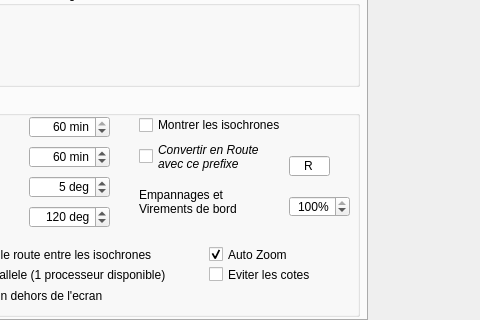
nohal/qtVlm, file src/Ui/Routage_Editor.ui: the form before one commit; both pictures show x 133 to 613 and y 280 to 600 of the 613 by 600 pixel window.
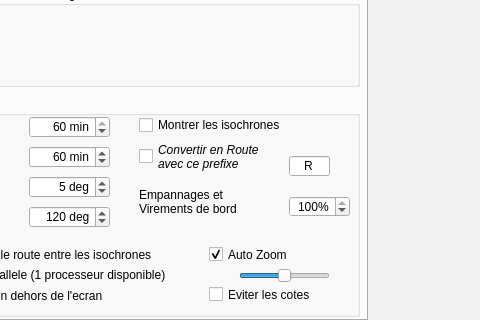
The form after the commit.

Commit message: autoZoom (still buggy around antemeridian) Change png location for real boats to img/boats

The edit to the form file:
```diff
--- a/src/Ui/Routage_Editor.ui
+++ b/src/Ui/Routage_Editor.ui
@@ -339,7 +339,7 @@
        <property name="geometry">
         <rect>
          <x>330</x>
-         <y>170</y>
+         <y>190</y>
          <width>141</width>
          <height>17</height>
         </rect>
@@ -513,6 +513,40 @@
         <bool>true</bool>
        </property>
       </widget>
+      <widget class="QSlider" name="zoomLevel">
+       <property name="geometry">
+        <rect>
+         <x>360</x>
+         <y>170</y>
+         <width>91</width>
+         <height>19</height>
+        </rect>
+       </property>
+       <property name="toolTip">
+        <string>Reglage du niveau de zoom</string>
+       </property>
+       <property name="minimum">
+        <number>1</number>
+       </property>
+       <property name="maximum">
+        <number>3</number>
+       </property>
+       <property name="pageStep">
+        <number>1</number>
+       </property>
+       <property name="sliderPosition">
+        <number>2</number>
+       </property>
+       <property name="orientation">
+        <enum>Qt::Horizontal</enum>
+       </property>
+       <property name="tickPosition">
+        <enum>QSlider::NoTicks</enum>
+       </property>
+       <property name="tickInterval">
+        <number>1</number>
+       </property>
+      </widget>
      </widget>
      <widget class="QGroupBox" name="groupBox_eta">
       <property name="enabled">
```
Left out of the diff: 7 changed lines with no effect on the pictures. The commit also changes 4 other files.
